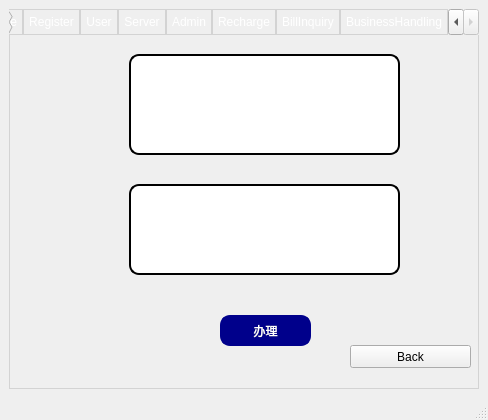
First picture: the form in src/telecharge.ui, repository Jackie-Li-0228/SQL-telecharge-system, before the edit.
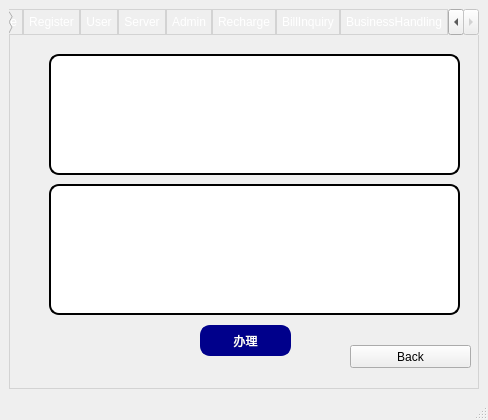
Second picture: the form after the edit. The open tabs and pages were chosen to show the change. Icons and pictures are not drawn.

Commit message: debug : recharge

```diff
--- a/src/telecharge.ui
+++ b/src/telecharge.ui
@@ -1124,8 +1124,8 @@
        <widget class="QPushButton" name="handleBusinessButton">
         <property name="geometry">
          <rect>
-          <x>210</x>
-          <y>280</y>
+          <x>190</x>
+          <y>290</y>
           <width>91</width>
           <height>31</height>
          </rect>
@@ -1144,44 +1144,54 @@
        <widget class="QWidget" name="verticalLayoutWidget">
         <property name="geometry">
          <rect>
-          <x>119</x>
+          <x>39</x>
           <y>19</y>
-          <width>271</width>
-          <height>101</height>
+          <width>411</width>
+          <height>121</height>
          </rect>
         </property>
         <layout class="QVBoxLayout" name="servicesTableLayout">
          <item>
-          <widget class="QTableWidget" name="servicesTableWidget">
-           <property name="styleSheet">
-            <string notr="true">border: 2px solid #000000;
-border-radius: 10px;
-background-color: #FFFFFF;
-color: #000000;
-padding: 5px;</string>
-           </property>
-          </widget>
+          <layout class="QVBoxLayout" name="verticalLayout">
+           <item>
+            <widget class="QTableWidget" name="servicesTableWidget">
+             <property name="styleSheet">
+              <string notr="true">QTableWidget {
+    border: 2px solid #000000;
+    border-radius: 10px;
+    background-color: #FFFFFF;
+    color: #000000;
+    padding: 5px;
+}
+</string>
+             </property>
+            </widget>
+           </item>
+          </layout>
          </item>
         </layout>
        </widget>
        <widget class="QWidget" name="verticalLayoutWidget_2">
         <property name="geometry">
          <rect>
-          <x>119</x>
+          <x>39</x>
           <y>149</y>
-          <width>271</width>
-          <height>91</height>
+          <width>411</width>
+          <height>131</height>
          </rect>
         </property>
         <layout class="QVBoxLayout" name="packagesTableLayout">
          <item>
           <widget class="QTableWidget" name="packagesTableWidget">
            <property name="styleSheet">
-            <string notr="true">border: 2px solid #000000;
-border-radius: 10px;
-background-color: #FFFFFF;
-color: #000000;
-padding: 5px;</string>
+            <string notr="true">QTableWidget {
+    border: 2px solid #000000;
+    border-radius: 10px;
+    background-color: #FFFFFF;
+    color: #000000;
+    padding: 5px;
+}
+</string>
            </property>
           </widget>
          </item>
```
Left out of the diff: 17 changed lines with no effect on the pictures. The commit also changes 1 other file.
